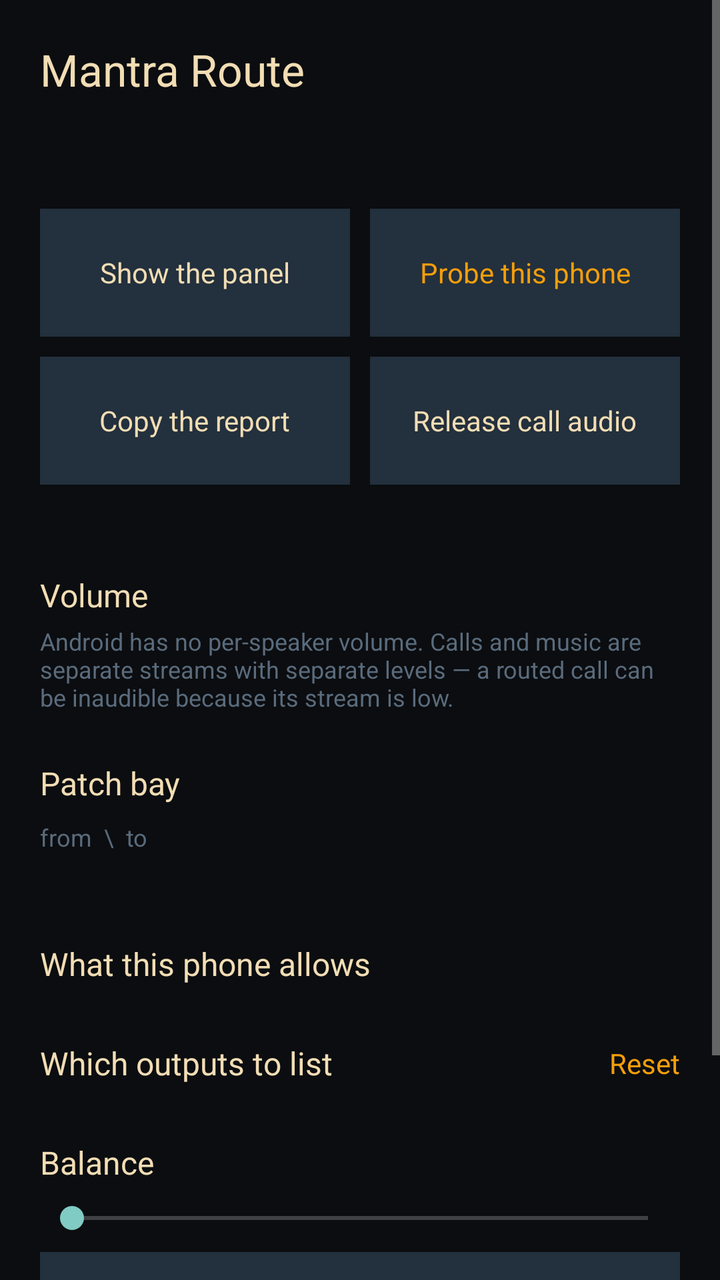
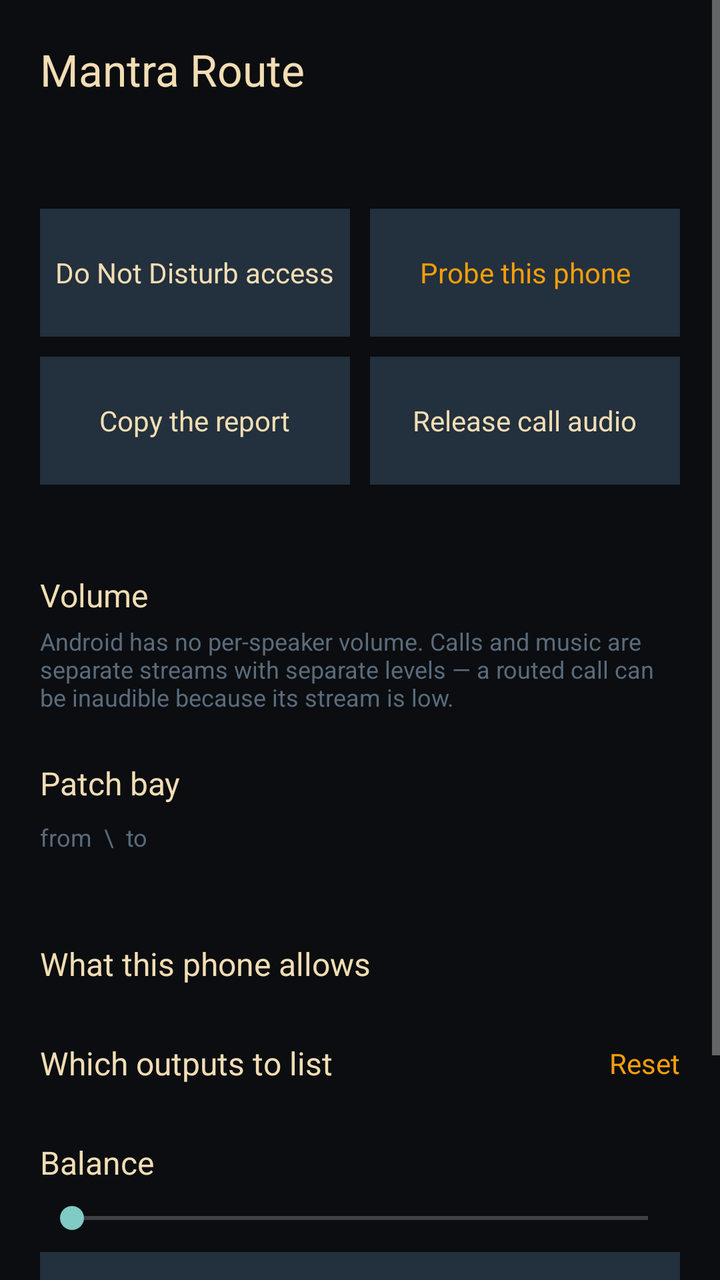

An Android layout rendered at two revisions. The XML below is the earlier revision; the diff shows what the commit changed to produce the second picture.
<!-- AndroidManifest.xml: application theme Theme.MantraRoute -->
<!-- res/layout/activity_main.xml -->
<?xml version="1.0" encoding="utf-8"?>
<ScrollView xmlns:android="http://schemas.android.com/apk/res/android"
    android:id="@+id/root_scroll"
    android:clipToPadding="false"
    android:layout_width="match_parent"
    android:layout_height="match_parent"
    android:background="@color/ground"
    android:fillViewport="true">

    <LinearLayout
        android:layout_width="match_parent"
        android:layout_height="wrap_content"
        android:orientation="vertical"
        android:padding="20dp">

        
        <LinearLayout
            android:layout_width="match_parent"
            android:layout_height="wrap_content"
            android:orientation="horizontal"
            android:gravity="center_vertical">

            <TextView
                android:layout_width="0dp"
                android:layout_height="wrap_content"
                android:layout_weight="1"
                android:text="@string/app_name"
                android:textColor="@color/sand"
                android:textSize="22sp" />

            <TextView
                android:id="@+id/version"
                android:layout_width="wrap_content"
                android:layout_height="wrap_content"
                android:layout_marginStart="12dp"
                android:textColor="@color/slate_ink"
                android:textSize="14sp" />
        </LinearLayout>

        <TextView
            android:id="@+id/shizuku_line"
            android:layout_width="match_parent"
            android:layout_height="wrap_content"
            android:layout_marginTop="20dp"
            android:textSize="14sp" />

        

        
        <LinearLayout
            android:layout_width="match_parent"
            android:layout_height="wrap_content"
            android:layout_marginTop="16dp"
            android:orientation="horizontal"
            android:baselineAligned="false">

            <TextView
                android:id="@+id/notif_button"
                android:layout_width="0dp"
                android:layout_height="wrap_content"
                android:layout_weight="1"
                android:background="@color/slate"
                android:gravity="center"
                android:minHeight="64dp"
                android:paddingStart="6dp"
                android:paddingEnd="6dp"
                android:paddingTop="12dp"
                android:paddingBottom="12dp"
                android:text="Show the panel"
                android:textColor="@color/sand"
                android:textSize="14sp" />

            <View android:layout_width="10dp" android:layout_height="1dp" />

            <TextView
                android:id="@+id/probe_button"
                android:layout_width="0dp"
                android:layout_height="wrap_content"
                android:layout_weight="1"
                android:background="@color/slate"
                android:gravity="center"
                android:minHeight="64dp"
                android:paddingStart="6dp"
                android:paddingEnd="6dp"
                android:paddingTop="12dp"
                android:paddingBottom="12dp"
                android:text="Probe this phone"
                android:textColor="@color/amber"
                android:textSize="14sp" />
        </LinearLayout>

        <LinearLayout
            android:layout_width="match_parent"
            android:layout_height="wrap_content"
            android:layout_marginTop="10dp"
            android:orientation="horizontal"
            android:baselineAligned="false">

            <TextView
                android:id="@+id/copy_button"
                android:layout_width="0dp"
                android:layout_height="wrap_content"
                android:layout_weight="1"
                android:background="@color/slate"
                android:gravity="center"
                android:minHeight="64dp"
                android:paddingStart="6dp"
                android:paddingEnd="6dp"
                android:paddingTop="12dp"
                android:paddingBottom="12dp"
                android:text="Copy the report"
                android:textColor="@color/sand"
                android:textSize="14sp" />

            <View android:layout_width="10dp" android:layout_height="1dp" />

            <TextView
                android:id="@+id/release_button"
                android:layout_width="0dp"
                android:layout_height="wrap_content"
                android:layout_weight="1"
                android:background="@color/slate"
                android:gravity="center"
                android:minHeight="64dp"
                android:paddingStart="6dp"
                android:paddingEnd="6dp"
                android:paddingTop="12dp"
                android:paddingBottom="12dp"
                android:text="Release call audio"
                android:textColor="@color/sand"
                android:textSize="14sp" />
        </LinearLayout>

        <TextView
            android:id="@+id/call_audio_line"
            android:layout_width="match_parent"
            android:layout_height="wrap_content"
            android:layout_marginTop="8dp"
            android:textColor="@color/slate_ink"
            android:textSize="12sp"
            android:fontFamily="monospace" />

        

        

        

        <TextView
            android:layout_width="match_parent"
            android:layout_height="wrap_content"
            android:layout_marginTop="20dp"
            android:text="Volume"
            android:textColor="@color/sand"
            android:textSize="16sp" />

        <TextView
            android:layout_width="match_parent"
            android:layout_height="wrap_content"
            android:layout_marginTop="4dp"
            android:text="Android has no per-speaker volume. Calls and music are separate streams with separate levels — a routed call can be inaudible because its stream is low."
            android:textColor="@color/slate_ink"
            android:textSize="12sp" />

        <LinearLayout
            android:id="@+id/volume_rows"
            android:layout_width="match_parent"
            android:layout_height="wrap_content"
            android:layout_marginTop="4dp"
            android:orientation="vertical" />

        <TextView
            android:layout_width="match_parent"
            android:layout_height="wrap_content"
            android:layout_marginTop="20dp"
            android:text="Patch bay"
            android:textColor="@color/sand"
            android:textSize="16sp" />

        
        <LinearLayout
            android:layout_width="match_parent"
            android:layout_height="wrap_content"
            android:layout_marginTop="8dp"
            android:orientation="horizontal"
            android:gravity="center_vertical">

            <TextView
                android:layout_width="0dp"
                android:layout_height="wrap_content"
                android:layout_weight="1"
                android:text="from  \\  to"
                android:textColor="@color/slate_ink"
                android:textSize="12sp" />

            <LinearLayout
                android:id="@+id/patch_headers"
                android:layout_width="wrap_content"
                android:layout_height="wrap_content"
                android:orientation="horizontal" />
        </LinearLayout>

        <LinearLayout
            android:id="@+id/patch_rows"
            android:layout_width="match_parent"
            android:layout_height="wrap_content"
            android:layout_marginTop="4dp"
            android:orientation="vertical" />

        <TextView
            android:id="@+id/patch_legend"
            android:layout_width="match_parent"
            android:layout_height="wrap_content"
            android:layout_marginTop="4dp"
            android:textColor="@color/slate_ink"
            android:textSize="12sp" />

        <TextView
            android:layout_width="match_parent"
            android:layout_height="wrap_content"
            android:layout_marginTop="20dp"
            android:text="What this phone allows"
            android:textColor="@color/sand"
            android:textSize="16sp" />

        <LinearLayout
            android:id="@+id/probe_rows"
            android:layout_width="match_parent"
            android:layout_height="wrap_content"
            android:layout_marginTop="8dp"
            android:orientation="vertical" />

        
        <LinearLayout
            android:layout_width="match_parent"
            android:layout_height="wrap_content"
            android:layout_marginTop="20dp"
            android:orientation="horizontal"
            android:gravity="center_vertical">

            <TextView
                android:layout_width="0dp"
                android:layout_height="wrap_content"
                android:layout_weight="1"
                android:text="Which outputs to list"
                android:textColor="@color/sand"
                android:textSize="16sp" />

            <TextView
                android:id="@+id/arrange_reset"
                android:layout_width="wrap_content"
                android:layout_height="wrap_content"
                android:layout_marginStart="12dp"
                android:text="Reset"
                android:textColor="@color/amber"
                android:textSize="14sp" />
        </LinearLayout>

        <LinearLayout
            android:id="@+id/arrange_rows"
            android:layout_width="match_parent"
            android:layout_height="wrap_content"
            android:layout_marginTop="8dp"
            android:orientation="vertical" />

        <TextView
            android:layout_width="match_parent"
            android:layout_height="wrap_content"
            android:layout_marginTop="20dp"
            android:text="Balance"
            android:textColor="@color/sand"
            android:textSize="16sp" />

        <SeekBar
            android:id="@+id/balance_bar"
            android:layout_width="match_parent"
            android:layout_height="wrap_content"
            android:layout_marginTop="8dp"
            android:max="200" />

        <TextView
            android:id="@+id/balance_reset"
            android:layout_width="match_parent"
            android:layout_height="wrap_content"
            android:layout_marginTop="8dp"
            android:background="@color/slate"
            android:gravity="center"
            android:paddingTop="14dp"
            android:paddingBottom="14dp"
            android:text="Centre the balance"
            android:textColor="@color/sand"
            android:textSize="15sp" />

        <TextView
            android:id="@+id/balance_line"
            android:layout_width="match_parent"
            android:layout_height="wrap_content"
            android:layout_marginTop="8dp"
            android:textSize="13sp" />

        <TextView
            android:layout_width="match_parent"
            android:layout_height="wrap_content"
            android:layout_marginTop="20dp"
            android:layout_marginBottom="20dp"
            android:text="Mantra Productions"
            android:textColor="@color/slate_ink"
            android:textSize="12sp" />
    </LinearLayout>
</ScrollView>
<!-- resources referenced by this layout -->
<resources>
  <color name="amber">#F59E0B</color>
  <color name="ground">#0B0D10</color>
  <color name="sand">#F2DDB4</color>
  <color name="slate">#23303D</color>
  <color name="slate_ink">#5A6B7C</color>
  <string name="app_name">Mantra Route</string>
  <style name="Theme.MantraRoute" parent="Theme.AppCompat.NoActionBar">
          <item name="android:windowBackground">@color/ground</item>
          <item name="android:textColor">@color/sand</item>
          <item name="android:statusBarColor">@color/ground</item>
          <item name="android:navigationBarColor">@color/ground</item>
      </style>
</resources>

<!-- the commit's change to res/layout/activity_main.xml (unified diff, before → after) -->
@@ -55,7 +55,7 @@
             android:baselineAligned="false">
 
             <TextView
-                android:id="@+id/notif_button"
+                android:id="@+id/dnd_button"
                 android:layout_width="0dp"
                 android:layout_height="wrap_content"
                 android:layout_weight="1"
@@ -66,7 +66,7 @@
                 android:paddingEnd="6dp"
                 android:paddingTop="12dp"
                 android:paddingBottom="12dp"
-                android:text="Show the panel"
+                android:text="Do Not Disturb access"
                 android:textColor="@color/sand"
                 android:textSize="14sp" />
 
